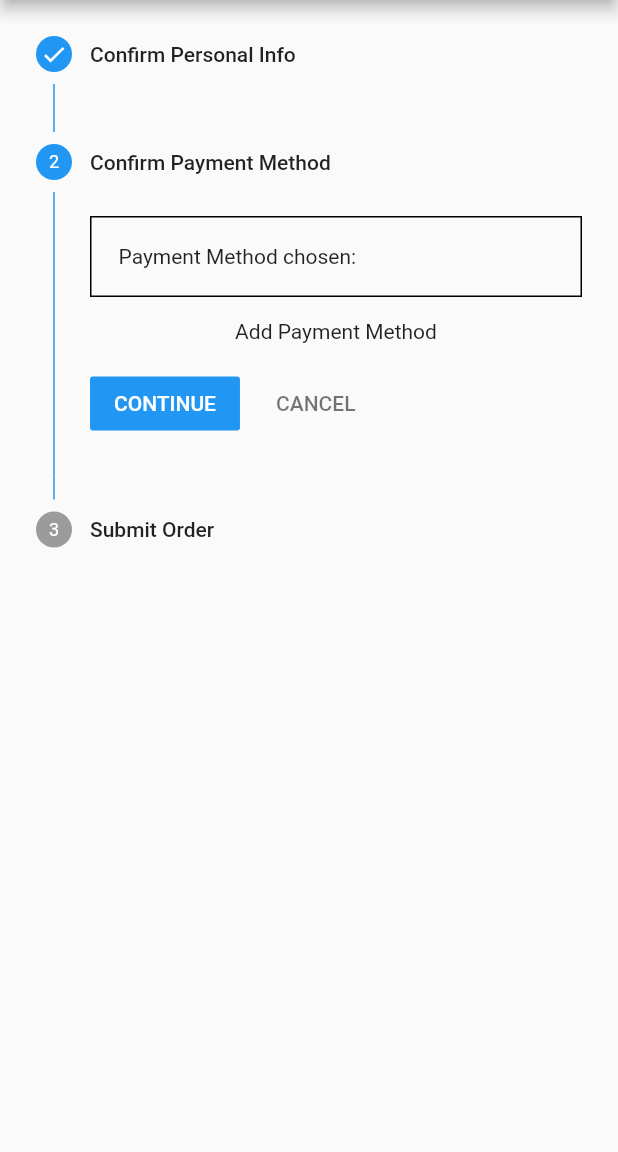
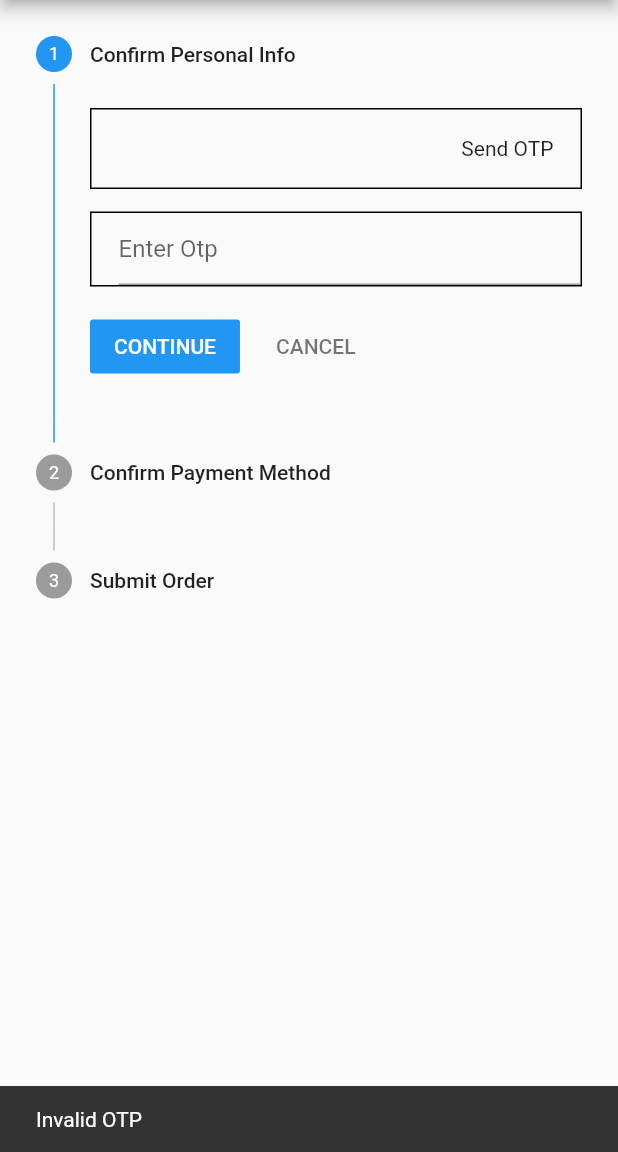
Before and after one commit to minh0611/CRP_G4, a Flutter app: the PaymentConfirmedScreen screen opened directly, after a tap on "CONTINUE", on a phone screen of 412 x 824 dp, the part 84-1236 px from its top. Run offline on Flutter 3.47's test engine with Material 2 defaults, Android fonts, the phone set to English and light mode, and no system bars; our stand-ins replace carousel_slider, cloud_firestore, dropdown_button2, expandable, firebase_auth, firebase_core and 2 more; missing offline and left inert: email_otp, increment_decrement_form_field, splash_view; accounts and stored records are empty.

Commit message:
update payment proceed

```diff
--- a/lib/Screens/home_body.dart
+++ b/lib/Screens/home_body.dart
@@ -130,7 +130,7 @@
                   ),
                 ),
                 const SizedBox(
-                  height: 70,
+                  height: 15,
                 ),
                 const Center(
                   child: Text(
--- a/lib/Screens/payment_confirmed.dart
+++ b/lib/Screens/payment_confirmed.dart
@@ -1,8 +1,11 @@
 import 'package:cloud_firestore/cloud_firestore.dart';
 import 'package:firebase_auth/firebase_auth.dart';
 import 'package:flutter/material.dart';
+import 'package:flutter_authfb_demo/Screens/orderStatus.dart';
 import 'package:flutter_authfb_demo/Screens/pay_method.dart';
+import 'package:flutter_authfb_demo/models/cart_model.dart';
 import 'package:flutter_authfb_demo/widgets/cart_product.dart';
+import 'package:email_otp/email_otp.dart';
 
 class PaymentConfirmedScreen extends StatefulWidget {
   const PaymentConfirmedScreen({super.key});
@@ -15,9 +18,66 @@
   int currentStep = 0;
   late String uEmail = '';
   late String uPaymentMethod = '';
+  EmailOTP myauth = EmailOTP();
+  List<CartModel> cartList = [];
+  double totalBill = 0;
+
+  var date = DateTime.now();
+  TextEditingController otp = TextEditingController();
 
   deleteItemCart() {
     print("delete items");
+  }
+
+  getCartList() async {
+    var data = await FirebaseFirestore.instance
+        .collection('users-cart-item')
+        .doc(FirebaseAuth.instance.currentUser!.email)
+        .collection('items')
+        .get();
+    setState(() {
+      cartList = data.docs
+          .map(
+            (doc) => CartModel.fromMap(doc.data()),
+          )
+          .toList();
+    });
+    getTotalPrice();
+  }
+
+  getTotalPrice() {
+    double newBill = 0;
+    cartList.forEach((element) {
+      newBill += element.totalPrice;
+    });
+    // print('total: $newBill');
+    setState(() {
+      totalBill = newBill;
+    });
+    print(totalBill);
+  }
+
+  Future addOrderCart() async {
+    var deliveryDate = DateTime(date.day + 3, date.month, date.year);
+    final FirebaseAuth _auth = FirebaseAuth.instance;
+    var currentUser = _auth.currentUser;
+    CollectionReference _collectionRef =
+        FirebaseFirestore.instance.collection("order");
+    return _collectionRef
+        .doc(currentUser!.email)
+        .collection("items")
+        .doc()
+        .set({
+      'deliveryTime': deliveryDate,
+      'totalPrice': totalBill,
+      'status': 'WAITING FOR CONFIRM'
+    }).then((value) => print("Add Order Successfully"));
+  }
+
+  @override
+  void initState() {
+    super.initState();
+    getCartList();
   }
 
   @override
@@ -36,10 +96,31 @@
             : setState(() {
                 currentStep -= 1;
               }),
-        onStepContinue: () {
+        onStepContinue: () async {
           bool isLastStep = (currentStep == getSteps().length - 1);
           if (isLastStep) {
-            print("Submit Order successfuly");
+            addOrderCart();
+            Navigator.push(context, MaterialPageRoute(
+              builder: (context) {
+                return const OrderStatus();
+              },
+            ));
+          } else if (currentStep == getSteps().length - 3) {
+            if (await myauth.verifyOTP(otp: otp.text) == true) {
+              ScaffoldMessenger.of(context).showSnackBar(const SnackBar(
+                content: Text("OTP is verified"),
+              ));
+              setState(() {
+                currentStep += 1;
+                print(totalBill);
+              });
+            } else {
+              ScaffoldMessenger.of(context).showSnackBar(const SnackBar(
+                content: Text("Invalid OTP"),
+              ));
+              currentStep = currentStep;
+            }
+            print("step 1");
           } else {
             setState(() {
               currentStep += 1;
@@ -79,7 +160,27 @@
                             uEmail,
                             style: const TextStyle(fontWeight: FontWeight.bold),
                           ),
-                          const Text("Send OTP"),
+                          InkWell(
+                              onTap: () async {
+                                myauth.setConfig(
+                                    appEmail: "me@rohitchouhan.com",
+                                    appName: "Email OTP",
+                                    userEmail: uEmail,
+                                    otpLength: 6,
+                                    otpType: OTPType.digitsOnly);
+                                if (await myauth.sendOTP() == true) {
+                                  ScaffoldMessenger.of(context)
+                                      .showSnackBar(const SnackBar(
+                                    content: Text("OTP has been sent"),
+                                  ));
+                                } else {
+                                  ScaffoldMessenger.of(context)
+                                      .showSnackBar(const SnackBar(
+                                    content: Text("Oops, OTP send failed"),
+                                  ));
+                                }
+                              },
+                              child: const Text("Send OTP")),
                         ],
                       ),
                     );
@@ -92,7 +193,10 @@
                 padding: const EdgeInsets.only(left: 18),
                 decoration: BoxDecoration(
                     border: Border.all(width: 1, color: Colors.black)),
-                child: TextFormField()),
+                child: TextFormField(
+                  controller: otp,
+                  decoration: const InputDecoration(hintText: 'Enter Otp'),
+                )),
           ],
         ),
       ),
--- a/lib/widgets/cart_product.dart
+++ b/lib/widgets/cart_product.dart
@@ -76,7 +76,14 @@
                     children: [
                       Text("Amount added: ${element.amountProduct}"),
                       InkWell(
-                        onTap: () {},
+                        onTap: () {
+                          // FirebaseFirestore.instance
+                          //     .collection("users-cart-item")
+                          //     .doc(FirebaseAuth.instance.currentUser?.email)
+                          //     .collection('items')
+                          //     .doc()
+                          //     .delete();
+                        },
                         child: const Icon(
                           Icons.delete_sweep_rounded,
                           size: 40,
@@ -98,7 +105,7 @@
 
   @override
   Widget build(BuildContext context) {
-    return Container(
+    return SingleChildScrollView(
       child: Column(
         children: renderCard(),
       ),
--- a/pubspec.yaml
+++ b/pubspec.yaml
@@ -49,6 +49,8 @@
   font_awesome_flutter: ^10.4.0
   expandable: ^5.0.1
   url_launcher: ^6.1.10
+  email_auth: ^1.0.0
+  email_otp: ^2.0.1
 
 dev_dependencies:
   flutter_test:
```
Also changed, not shown: lib/Screens/cart.dart (+6 -5 lines), lib/Screens/home_personal.dart (+11 -0 lines), lib/Screens/orderStatus.dart (added, +23 -0 lines), lib/models/order_model.dart (added, +34 -0 lines), pubspec.lock.
